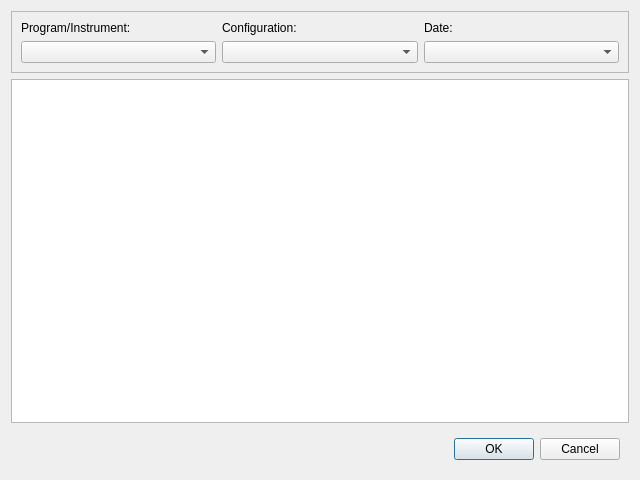
First picture: the form in calibhelper.ui, repository tribeiro/soarlog, before the edit.
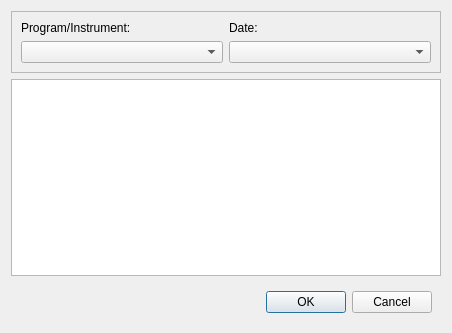
Second picture: the form after the edit.

Commit message: Commit to master database and calibration helper working nicely. Should provide a nice feature for reference during calibrations. Also, I suggest that the object header on calibration images to be used for really important information not present in the image header, such as lamp intensity used for flat fields.

```diff
--- a/calibhelper.ui
+++ b/calibhelper.ui
@@ -6,8 +6,8 @@
    <rect>
     <x>0</x>
     <y>0</y>
-    <width>640</width>
-    <height>480</height>
+    <width>452</width>
+    <height>333</height>
    </rect>
   </property>
   <property name="windowTitle">
@@ -29,9 +29,6 @@
          <widget class="QComboBox" name="Instrument"/>
         </item>
         <item row="1" column="1">
-         <widget class="QComboBox" name="instConfig"/>
-        </item>
-        <item row="1" column="2">
          <widget class="QComboBox" name="date"/>
         </item>
         <item row="0" column="0">
@@ -42,13 +39,6 @@
          </widget>
         </item>
         <item row="0" column="1">
-         <widget class="QLabel" name="label_2">
-          <property name="text">
-           <string>Configuration:</string>
-          </property>
-         </widget>
-        </item>
-        <item row="0" column="2">
          <widget class="QLabel" name="label_3">
           <property name="text">
            <string>Date:</string>
@@ -61,7 +51,7 @@
     </layout>
    </item>
    <item>
-    <widget class="QPlainTextEdit" name="calibrationInfo"/>
+    <widget class="QTextEdit" name="calibrationInfo"/>
    </item>
    <item>
     <widget class="QWidget" name="widget" native="true">
```
Left out of the diff: 6 changed lines with no effect on the pictures. The commit also changes 2 other files.
